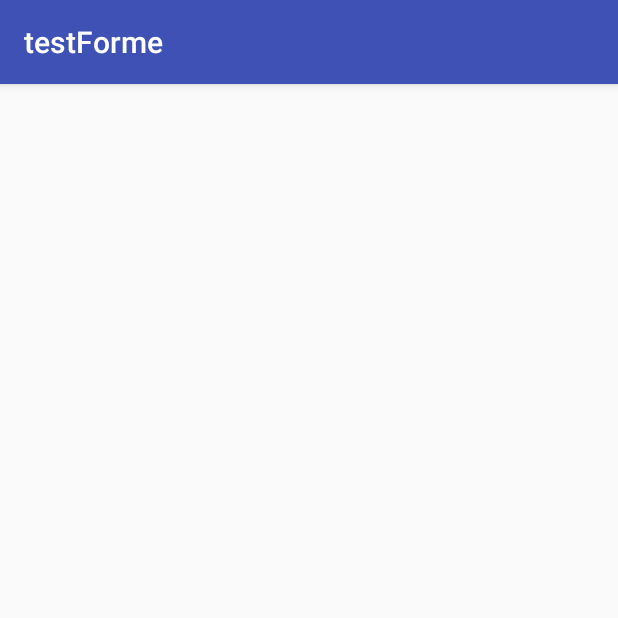
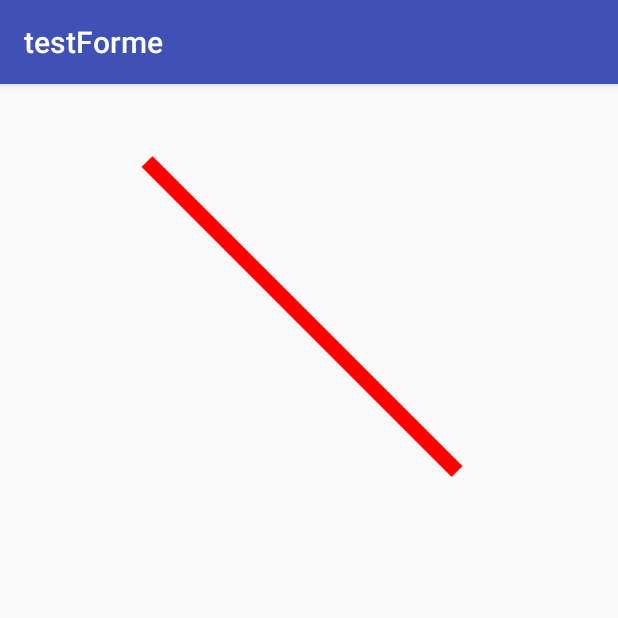
Before and after one commit to johnhullv5/testForme, an Android app: the screen it shows after launch (PlotActivity), after a tap on "OK", on a phone screen of 412 x 824 dp, the top half of it. Run offline under Robolectric (Android 15) with nearby library versions, the phone set to English and light mode, and no system bars.

Commit message:
thrid commit

```diff
--- a/app/src/main/java/com/example/a300858525/testforme/PlotActivity.java
+++ b/app/src/main/java/com/example/a300858525/testforme/PlotActivity.java
@@ -1,7 +1,12 @@
 package com.example.a300858525.testforme;
 
+import android.graphics.Bitmap;
+import android.graphics.Canvas;
+import android.graphics.Color;
+import android.graphics.Paint;
 import android.support.v7.app.AppCompatActivity;
 import android.os.Bundle;
+import android.widget.ImageView;
 
 import java.util.ArrayList;
 import java.util.List;
@@ -9,6 +14,10 @@ import java.util.List;
 public class PlotActivity extends AppCompatActivity {
     String s = "";//getIntent().getStringExtra("EXTRA_SESSION_ID");
     List<String> symbols =null;
+    Paint paint;
+    Bitmap bitmap;
+    Canvas canvas;
+    ImageView reusableImageView;
 
     @Override
     protected void onCreate(Bundle savedInstanceState) {
@@ -20,5 +29,28 @@ public class PlotActivity extends AppCompatActivity {
         {
             symbols.add(stock);
         }
+
+        paint = new Paint();
+        paint.setColor(Color.RED);
+        paint.setStrokeWidth(20);
+
+        bitmap = Bitmap.createBitmap((int) getWindowManager()
+                .getDefaultDisplay().getWidth(), (int) getWindowManager()
+                .getDefaultDisplay().getHeight()/2, Bitmap.Config.ARGB_8888);
+
+        //bitmap = Bitmap.createBitmap(100, 100, Bitmap.Config.ARGB_8888);
+        canvas = new Canvas(bitmap);
+
+
+        //
+        reusableImageView = (ImageView)findViewById(R.id.imageView);
+        //setting a bitmap as content view for the image
+        reusableImageView.setImageBitmap(bitmap);
+
+        reusableImageView.setFocusable(true);
+        reusableImageView.requestFocus();
+
+        //canvas.drawLine(100,100,1000,1000,paint);
+        canvas.drawLine(100, 100, 500, 500, paint);
     }
 }
--- a/app/src/main/res/layout/activity_plot.xml
+++ b/app/src/main/res/layout/activity_plot.xml
@@ -1,9 +1,14 @@
 <?xml version="1.0" encoding="utf-8"?>
-<android.support.constraint.ConstraintLayout xmlns:android="http://schemas.android.com/apk/res/android"
+<LinearLayout xmlns:android="http://schemas.android.com/apk/res/android"
     xmlns:app="http://schemas.android.com/apk/res-auto"
-    xmlns:tools="http://schemas.android.com/tools"
-    android:layout_width="match_parent"
-    android:layout_height="match_parent"
-    tools:context="com.example.a300858525.testforme.PlotActivity">
+    android:layout_width="fill_parent"
+    android:layout_height="fill_parent"
+    android:orientation="vertical" >
 
-</android.support.constraint.ConstraintLayout>
+
+    <ImageView
+        android:id="@+id/imageView"
+        android:layout_width="match_parent"
+        android:layout_height="319dp"
+        app:srcCompat="@android:drawable/dialog_holo_dark_frame" />
+</LinearLayout>
```
